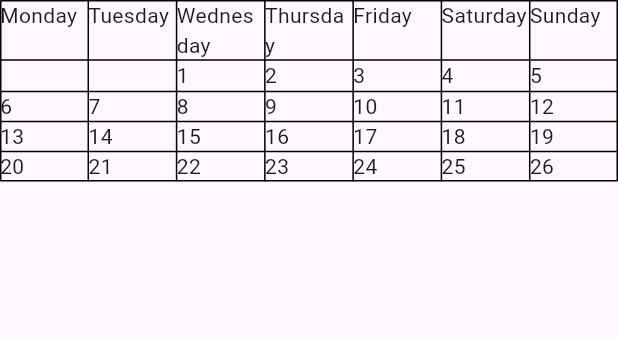
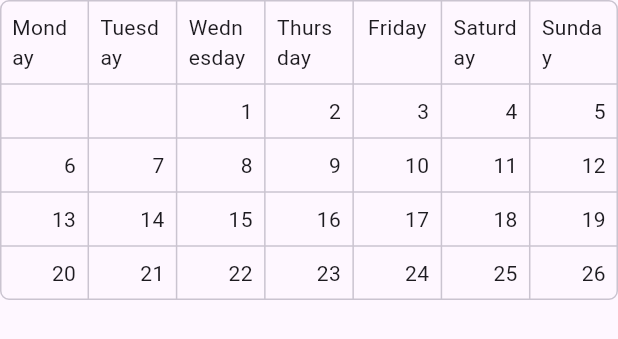
Before and after one commit to naipofo/e-school-track, a Flutter app: the CalendarRender widget shown alone on an empty page, opened directly with empty values, on a phone screen of 412 x 824 dp. Shown: the top 339 px of the screen. Run offline on Flutter 3.47's test engine with Material 2 defaults, Android fonts, the phone set to English and light mode, and no system bars; our stand-ins replace go_router; missing offline and left inert: ferry, ferry_flutter, gql_websocket_link.

Commit message:
visual upgrades for the calendar

```diff
--- a/school_track_front/lib/pages/calendar/calendar.dart
+++ b/school_track_front/lib/pages/calendar/calendar.dart
@@ -1,5 +1,8 @@
+import 'dart:math';
+
 import 'package:flutter/material.dart';
 import 'package:intl/intl.dart';
+import 'package:school_track_front/graphql/generated/calendar.data.gql.dart';
 import 'package:school_track_front/graphql/generated/calendar.req.gql.dart';
 
 import '../../gql_client.dart';
@@ -14,35 +17,58 @@ class CalendarScreen extends StatelessWidget {
       appBar: AppBar(title: const Text('Calendar')),
       body: GqlFetch(
         operationRequest: GGetEventsReq(),
-        builder: (context, data) => const Padding(
-            padding: EdgeInsets.all(8.0),
-            child: Column(
-              children: [
-                Calendar(),
-              ],
-            )),
+        builder: (context, data) => Center(
+          child: LayoutBuilder(
+            builder: (context, upperConstraints) => SingleChildScrollView(
+              child: LayoutBuilder(
+                builder: (context, constraints) => SingleChildScrollView(
+                  scrollDirection: Axis.horizontal,
+                  child: ConstrainedBox(
+                    constraints: BoxConstraints(
+                      maxWidth: min(max(800, constraints.maxWidth - 16), 1600),
+                      minHeight: upperConstraints.maxHeight,
+                    ),
+                    child: Padding(
+                      padding: const EdgeInsets.all(8.0),
+                      child: Calendar(
+                        events: data.events.toList(),
+                      ),
+                    ),
+                  ),
+                ),
+              ),
+            ),
+          ),
+        ),
       ),
     );
   }
 }
 
 class Calendar extends StatefulWidget {
-  const Calendar({super.key});
+  const Calendar({super.key, required this.events});
+
+  final List<GGetEventsData_events> events;
 
   @override
   State<Calendar> createState() => _CalendarState();
 }
 
 class _CalendarState extends State<Calendar> {
-  int year = DateTime.now().year;
-  int month = DateTime.now().month;
+  var year = DateTime.now().year;
+  var month = DateTime.now().month;
 
   @override
   Widget build(BuildContext context) {
     final now = DateTime.now();
+    final baseYear = now.year - 1;
+
+    widget.events.where((e) => DateTime.parse(e.date.value) == DateTime.now());
+
     return Column(
       children: [
         Row(
+          mainAxisAlignment: MainAxisAlignment.center,
           children: [
             DropdownMenu(
               dropdownMenuEntries: List.generate(
@@ -62,6 +88,27 @@ class _CalendarState extends State<Calendar> {
                   });
                 }
               },
+            ),
+            const SizedBox(width: 8),
+            DropdownMenu(
+              dropdownMenuEntries: List.generate(
+                3,
+                (index) {
+                  final year = baseYear + index;
+                  return DropdownMenuEntry(
+                    value: year,
+                    label: year.toString(),
+                  );
+                },
+              ),
+              initialSelection: now.year,
+              onSelected: (value) {
+                if (value != null) {
+                  setState(() {
+                    year = value;
+                  });
+                }
+              },
             )
           ],
         ),
@@ -69,6 +116,7 @@ class _CalendarState extends State<Calendar> {
         CalendarRender(
           month: month,
           year: year,
+          events: widget.events,
         )
       ],
     );
@@ -76,14 +124,16 @@ class _CalendarState extends State<Calendar> {
 }
 
 class CalendarRender extends StatelessWidget {
-  const CalendarRender({
-    super.key,
-    required this.month,
-    required this.year,
-  });
+  const CalendarRender(
+      {super.key,
+      required this.month,
+      required this.year,
+      required this.events});
 
   final int month;
   final int year;
+
+  final List<GGetEventsData_events> events;
 
   @override
   Widget build(BuildContext context) {
@@ -94,31 +144,48 @@ class CalendarRender extends StatelessWidget {
     final weekCount = ((monthLength - (7 - startWeekday)) / 7.0).ceil();
     final partialFirst = startWeekday != 1;
 
+    Widget eventCell(int day) {
+      var cellDate = DateTime(year, month, day);
+      return DayCell(
+        date: cellDate,
+        events: events
+            .where((e) => DateTime.parse(e.date.value) == cellDate)
+            .toList(),
+      );
+    }
+
     return Table(
-      border: TableBorder.all(),
+      border: TableBorder.all(
+        color: Theme.of(context).colorScheme.outlineVariant,
+        borderRadius: BorderRadius.circular(6),
+      ),
       children: [
         TableRow(
-          children: daysOfWeek.map((e) => TableCell(child: Text(e))).toList(),
+          children: daysOfWeek
+              .map(
+                (e) => TableCell(
+                  child: Padding(
+                    padding: const EdgeInsets.all(8.0),
+                    child: Center(child: Text(e)),
+                  ),
+                ),
+              )
+              .toList(),
         ),
         if (partialFirst)
           TableRow(
             children: List.generate(
               7,
-              (index) => TableCell(
-                child: Text(
-                  index + 2 > startWeekday
-                      ? (index + 2 - startWeekday).toString()
-                      : "",
-                ),
-              ),
+              (index) => index + 2 > startWeekday
+                  ? eventCell(index + 2 - startWeekday)
+                  : const TableCell(child: Text('')),
             ),
           ),
         ...List.generate(weekCount - (partialFirst ? 1 : 0), (i) {
           final iWeek = i - (startWeekday == 1 ? 1 : 0);
           return TableRow(
             children: List.generate(7, (iDay) {
-              final dayOfMonth = (9 - startWeekday) + iWeek * 7 + iDay;
-              return Text(dayOfMonth.toString());
+              return eventCell((9 - startWeekday) + iWeek * 7 + iDay);
             }),
           );
         }),
@@ -126,3 +193,47 @@ class CalendarRender extends StatelessWidget {
     );
   }
 }
+
+class DayCell extends StatelessWidget {
+  const DayCell({
+    super.key,
+    required this.date,
+    required this.events,
+  });
+
+  final DateTime date;
+  final List<GGetEventsData_events> events;
+
+  @override
+  Widget build(BuildContext context) {
+    return TableCell(
+      child: Column(
+        crossAxisAlignment: CrossAxisAlignment.stretch,
+        children: [
+          Padding(
+            padding: const EdgeInsets.all(8.0),
+            child: Text(
+              date.day.toString(),
+              textAlign: TextAlign.end,
+            ),
+          ),
+          ...events.map(
+            (e) => Card(
+              elevation: 0,
+              shape: RoundedRectangleBorder(
+                side: BorderSide(
+                  color: Theme.of(context).colorScheme.outline,
+                ),
+                borderRadius: const BorderRadius.all(Radius.circular(12)),
+              ),
+              child: Padding(
+                padding: const EdgeInsets.all(8.0),
+                child: Text(e.title),
+              ),
+            ),
+          )
+        ],
+      ),
+    );
+  }
+}
```
